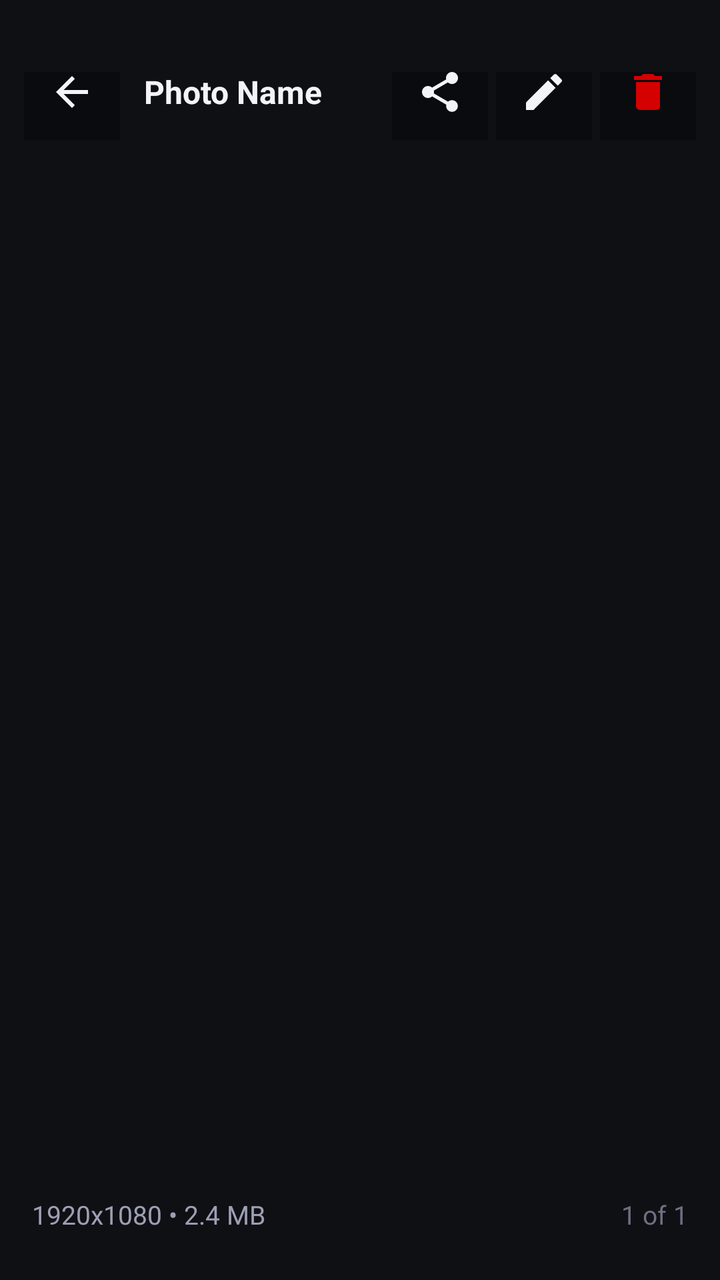
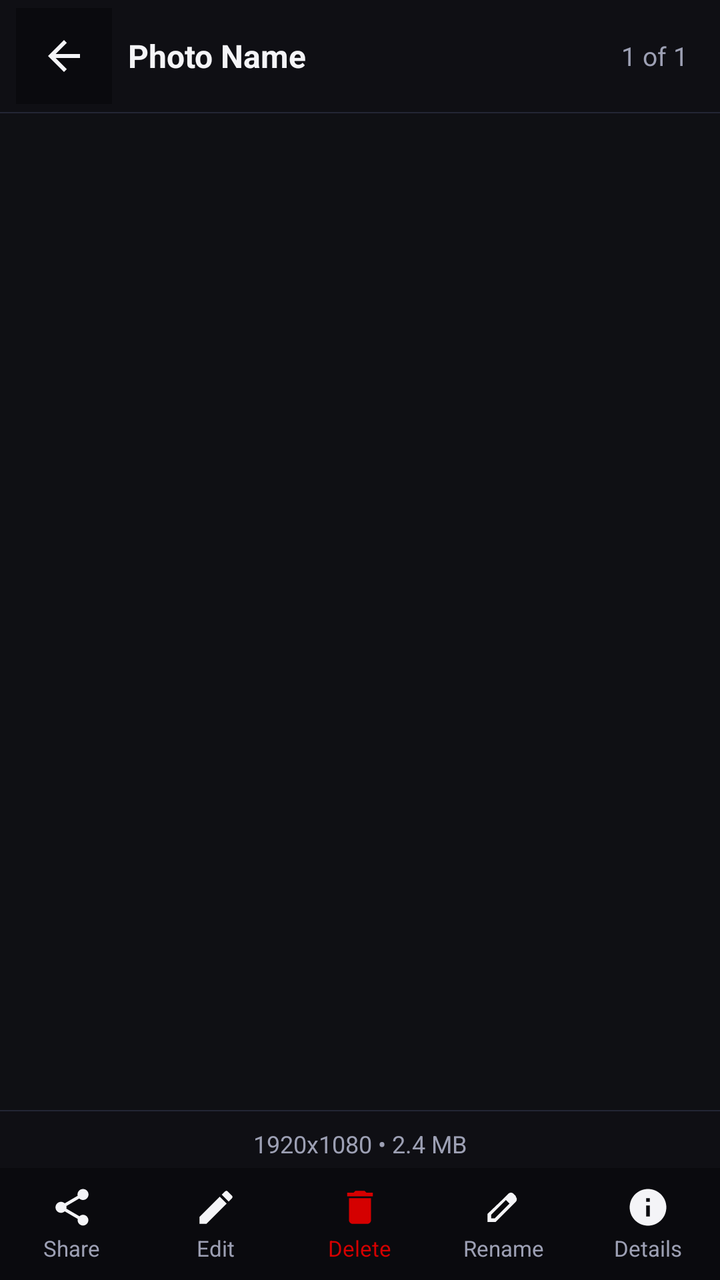

An Android layout rendered at two revisions. The XML below is the earlier revision; the diff shows what the commit changed to produce the second picture.
<!-- AndroidManifest.xml: application theme Theme.ArtrawFiles -->
<!-- res/layout/activity_image_viewer.xml -->
<?xml version="1.0" encoding="utf-8"?>
<FrameLayout xmlns:android="http://schemas.android.com/apk/res/android"
    android:id="@+id/rootImageViewer"
    android:layout_width="match_parent"
    android:layout_height="match_parent"
    android:background="@color/aurora_background_deep">

    
    <ImageView
        android:id="@+id/imgFullPhoto"
        android:layout_width="match_parent"
        android:layout_height="match_parent"
        android:scaleType="fitCenter"
        android:contentDescription="@string/content_photo" />

    
    <RelativeLayout
        android:id="@+id/headerImage"
        android:layout_width="match_parent"
        android:layout_height="wrap_content"
        android:minHeight="56dp"
        android:background="@color/aurora_overlay_scrim"
        android:paddingStart="12dp"
        android:paddingEnd="12dp"
        android:paddingTop="36dp"
        android:paddingBottom="8dp"
        android:layout_gravity="top">

        <ImageView
            android:id="@+id/btnBackImage"
            android:layout_width="48dp"
            android:layout_height="48dp"
            android:layout_alignParentStart="true"
            android:layout_centerVertical="true"
            android:padding="12dp"
            android:background="@drawable/ripple_aurora"
            android:src="@drawable/ic_arrow_back"
            android:contentDescription="@string/content_back"
            android:tint="@color/aurora_text_primary" />

        <TextView
            android:id="@+id/tvImageTitle"
            android:layout_width="wrap_content"
            android:layout_height="wrap_content"
            android:layout_centerVertical="true"
            android:layout_marginStart="12dp"
            android:layout_toEndOf="@id/btnBackImage"
            android:layout_toStartOf="@id/layoutImageActions"
            android:text="Photo Name"
            android:textColor="@color/aurora_text_primary"
            android:textSize="16sp"
            android:textStyle="bold"
            android:singleLine="true"
            android:ellipsize="end" />

        <LinearLayout
            android:id="@+id/layoutImageActions"
            android:layout_width="wrap_content"
            android:layout_height="wrap_content"
            android:layout_alignParentEnd="true"
            android:layout_centerVertical="true"
            android:orientation="horizontal">

            <ImageView
                android:id="@+id/btnShareImage"
                android:layout_width="48dp"
                android:layout_height="48dp"
                android:background="@drawable/ripple_aurora"
                android:padding="12dp"
                android:src="@drawable/ic_share"
                android:contentDescription="@string/content_share"
                android:tint="@color/aurora_text_primary" />

            <ImageView
                android:id="@+id/btnEditImage"
                android:layout_width="48dp"
                android:layout_height="48dp"
                android:layout_marginStart="4dp"
                android:background="@drawable/ripple_aurora"
                android:padding="12dp"
                android:src="@drawable/ic_edit"
                android:contentDescription="@string/content_edit"
                android:tint="@color/aurora_text_primary" />

            <ImageView
                android:id="@+id/btnDeleteImage"
                android:layout_width="48dp"
                android:layout_height="48dp"
                android:layout_marginStart="4dp"
                android:background="@drawable/ripple_aurora"
                android:padding="12dp"
                android:src="@drawable/ic_delete"
                android:contentDescription="@string/content_delete"
                android:tint="@color/aurora_error" />
        </LinearLayout>
    </RelativeLayout>

    
    <LinearLayout
        android:id="@+id/bottomImageBar"
        android:layout_width="match_parent"
        android:layout_height="wrap_content"
        android:layout_gravity="bottom"
        android:background="@color/aurora_overlay_scrim"
        android:orientation="horizontal"
        android:paddingStart="16dp"
        android:paddingEnd="16dp"
        android:paddingTop="12dp"
        android:paddingBottom="24dp">

        <TextView
            android:id="@+id/tvImageInfo"
            android:layout_width="0dp"
            android:layout_height="wrap_content"
            android:layout_weight="1"
            android:text="1920x1080 • 2.4 MB"
            android:textColor="@color/aurora_text_secondary"
            android:textSize="13sp" />

        <TextView
            android:id="@+id/tvImageIndex"
            android:layout_width="wrap_content"
            android:layout_height="wrap_content"
            android:text="1 of 1"
            android:textColor="@color/aurora_text_tertiary"
            android:textSize="13sp" />
    </LinearLayout>
</FrameLayout>
<!-- resources referenced by this layout -->
<resources>
  <color name="aurora_background_deep">#0F1014</color>
  <color name="aurora_error">#D50000</color>
  <color name="aurora_overlay_scrim">#000000B0</color>
  <color name="aurora_text_primary">#F4F4F7</color>
  <color name="aurora_text_secondary">#9DA0B4</color>
  <color name="aurora_text_tertiary">#6E7184</color>
  <!-- drawable ic_arrow_back (drawable) -->
  <vector xmlns:android="http://schemas.android.com/apk/res/android"
      android:width="24dp"
      android:height="24dp"
      android:viewportWidth="24"
      android:viewportHeight="24">
      <path
          android:fillColor="#F0F2F5"
          android:pathData="M20,11H7.83l5.59,-5.59L12,4l-8,8 8,8 1.41,-1.41L7.83,13H20v-2z"/>
  </vector>
  <!-- drawable ic_delete (drawable) -->
  <vector xmlns:android="http://schemas.android.com/apk/res/android"
      android:width="24dp"
      android:height="24dp"
      android:viewportWidth="24"
      android:viewportHeight="24">
      <path
          android:fillColor="#FF5252"
          android:pathData="M6,19c0,1.1 0.9,2 2,2h8c1.1,0 2,-0.9 2,-2V7H6v12zM19,4h-3.5l-1,-1h-5l-1,1H5v2h14V4z"/>
  </vector>
  <string name="content_back">Back</string>
  <string name="content_delete">Delete</string>
  <string name="content_edit">Edit</string>
  <string name="content_photo">Photo</string>
  <string name="content_share">Share</string>
  <style name="Theme.ArtrawFiles">
          <item name="android:colorPrimary">@color/aurora_primary</item>
          <item name="android:colorPrimaryDark">@color/aurora_crimson_dark</item>
          <item name="android:colorAccent">@color/aurora_secondary</item>
          <item name="android:windowBackground">@drawable/bg_heaven_gradient</item>
          <item name="android:colorBackground">@color/aurora_background_deep</item>
          <item name="android:windowDrawsSystemBarBackgrounds">true</item>
          <item name="android:statusBarColor">@android:color/transparent</item>
          <item name="android:navigationBarColor">@android:color/transparent</item>
          <item name="android:windowLightStatusBar">false</item>
          <item name="android:windowSplashScreenBackground">@color/aurora_background_deep</item>
          <item name="android:windowSplashScreenAnimatedIcon">@drawable/ic_launcher_foreground_vector</item>
          <item name="android:windowSplashScreenAnimationDuration">2000</item>
          <item name="android:windowSplashScreenIconBackgroundColor">@color/aurora_background_deep</item>
      </style>
  <color name="aurora_primary">#E53935</color>
  <color name="aurora_shadow_soft">#4D000000</color>
  <color name="aurora_crimson_dark">#B71C1C</color>
  <color name="aurora_secondary">#FF8C42</color>
  <!-- drawable bg_heaven_gradient (drawable) -->
  <?xml version="1.0" encoding="utf-8"?>
  <shape xmlns:android="http://schemas.android.com/apk/res/android"
      android:shape="rectangle">
      <solid android:color="#0F1014" />
  </shape>
  <!-- unchanged entries left out for length: 4 -->
</resources>

<!-- the commit's change to res/layout/activity_image_viewer.xml (unified diff, before → after) -->
@@ -14,86 +14,70 @@
         android:contentDescription="@string/content_photo" />
 
     
-    <RelativeLayout
+    <LinearLayout
         android:id="@+id/headerImage"
         android:layout_width="match_parent"
         android:layout_height="wrap_content"
-        android:minHeight="56dp"
-        android:background="@color/aurora_overlay_scrim"
-        android:paddingStart="12dp"
-        android:paddingEnd="12dp"
-        android:paddingTop="36dp"
-        android:paddingBottom="8dp"
-        android:layout_gravity="top">
-
-        <ImageView
-            android:id="@+id/btnBackImage"
-            android:layout_width="48dp"
-            android:layout_height="48dp"
-            android:layout_alignParentStart="true"
-            android:layout_centerVertical="true"
-            android:padding="12dp"
-            android:background="@drawable/ripple_aurora"
-            android:src="@drawable/ic_arrow_back"
-            android:contentDescription="@string/content_back"
-            android:tint="@color/aurora_text_primary" />
-
-        <TextView
-            android:id="@+id/tvImageTitle"
-            android:layout_width="wrap_content"
-            android:layout_height="wrap_content"
-            android:layout_centerVertical="true"
-            android:layout_marginStart="12dp"
-            android:layout_toEndOf="@id/btnBackImage"
-            android:layout_toStartOf="@id/layoutImageActions"
-            android:text="Photo Name"
-            android:textColor="@color/aurora_text_primary"
-            android:textSize="16sp"
-            android:textStyle="bold"
-            android:singleLine="true"
-            android:ellipsize="end" />
-
-        <LinearLayout
-            android:id="@+id/layoutImageActions"
-            android:layout_width="wrap_content"
-            android:layout_height="wrap_content"
-            android:layout_alignParentEnd="true"
-            android:layout_centerVertical="true"
-            android:orientation="horizontal">
+        android:layout_gravity="top"
+        android:orientation="vertical"
+        android:background="#CC0F1014">
+
+        <View
+            android:id="@+id/statusBarSpacerImage"
+            android:layout_width="match_parent"
+            android:layout_height="0dp" />
+
+        <RelativeLayout
+            android:layout_width="match_parent"
+            android:layout_height="56dp"
+            android:paddingStart="8dp"
+            android:paddingEnd="16dp">
 
             <ImageView
-                android:id="@+id/btnShareImage"
+                android:id="@+id/btnBackImage"
                 android:layout_width="48dp"
                 android:layout_height="48dp"
-                android:background="@drawable/ripple_aurora"
+                android:layout_alignParentStart="true"
+                android:layout_centerVertical="true"
                 android:padding="12dp"
-                android:src="@drawable/ic_share"
-                android:contentDescription="@string/content_share"
-                android:tint="@color/aurora_text_primary" />
-
-            <ImageView
-                android:id="@+id/btnEditImage"
-                android:layout_width="48dp"
-                android:layout_height="48dp"
-                android:layout_marginStart="4dp"
-                android:background="@drawable/ripple_aurora"
-                android:padding="12dp"
-                android:src="@drawable/ic_edit"
-                android:contentDescription="@string/content_edit"
-                android:tint="@color/aurora_text_primary" />
-
-            <ImageView
-                android:id="@+id/btnDeleteImage"
-                android:layout_width="48dp"
-                android:layout_height="48dp"
-                android:layout_marginStart="4dp"
-                android:background="@drawable/ripple_aurora"
-                android:padding="12dp"
-                android:src="@drawable/ic_delete"
-                android:contentDescription="@string/content_delete"
-                android:tint="@color/aurora_error" />
-        </LinearLayout>
-    </RelativeLayout>
+                android:background="@drawable/ripple_aurora"
+                android:src="@drawable/ic_arrow_back"
+                android:tint="@color/aurora_text_primary"
+                android:contentDescription="@string/content_back" />
+
+            <TextView
+                android:id="@+id/tvImageTitle"
+                android:layout_width="match_parent"
+                android:layout_height="wrap_content"
+                android:layout_centerVertical="true"
+                android:layout_marginStart="8dp"
+                android:layout_marginEnd="12dp"
+                android:layout_toEndOf="@id/btnBackImage"
+                android:layout_toStartOf="@+id/tvImageIndex"
+                android:text="Photo Name"
+                android:textColor="@color/aurora_text_primary"
+                android:textSize="16sp"
+                android:textStyle="bold"
+                android:singleLine="true"
+                android:ellipsize="middle" />
+
+            <TextView
+                android:id="@+id/tvImageIndex"
+                android:layout_width="wrap_content"
+                android:layout_height="wrap_content"
+                android:layout_alignParentEnd="true"
+                android:layout_centerVertical="true"
+                android:text="1 of 1"
+                android:textColor="@color/aurora_text_secondary"
+                android:textSize="13sp" />
+        </RelativeLayout>
+
+        
+        <View
+            android:layout_width="match_parent"
+            android:layout_height="0.5dp"
+            android:background="@color/aurora_outline" />
+    </LinearLayout>
 
     
     <LinearLayout
@@ -101,28 +85,182 @@
         android:layout_width="match_parent"
         android:layout_height="wrap_content"
         android:layout_gravity="bottom"
-        android:background="@color/aurora_overlay_scrim"
-        android:orientation="horizontal"
-        android:paddingStart="16dp"
-        android:paddingEnd="16dp"
-        android:paddingTop="12dp"
-        android:paddingBottom="24dp">
-
+        android:orientation="vertical"
+        android:background="#DD0F1014">
+
+        
+        <View
+            android:layout_width="match_parent"
+            android:layout_height="0.5dp"
+            android:background="@color/aurora_outline" />
+
+        
         <TextView
             android:id="@+id/tvImageInfo"
-            android:layout_width="0dp"
+            android:layout_width="match_parent"
             android:layout_height="wrap_content"
-            android:layout_weight="1"
+            android:gravity="center"
+            android:paddingTop="8dp"
+            android:paddingBottom="4dp"
+            android:paddingStart="16dp"
+            android:paddingEnd="16dp"
             android:text="1920x1080 • 2.4 MB"
             android:textColor="@color/aurora_text_secondary"
-            android:textSize="13sp" />
-
-        <TextView
-            android:id="@+id/tvImageIndex"
-            android:layout_width="wrap_content"
-            android:layout_height="wrap_content"
-            android:text="1 of 1"
-            android:textColor="@color/aurora_text_tertiary"
-            android:textSize="13sp" />
+            android:textSize="12sp"
+            android:singleLine="true" />
+
+        
+        <LinearLayout
+            android:layout_width="match_parent"
+            android:layout_height="56dp"
+            android:orientation="horizontal"
+            android:gravity="center_vertical">
+
+            
+            <LinearLayout
+                android:id="@+id/btnShareImage"
+                android:layout_width="0dp"
+                android:layout_height="match_parent"
+                android:layout_weight="1"
+                android:orientation="vertical"
+                android:gravity="center"
+                android:background="@drawable/ripple_aurora"
+                android:clickable="true"
+                android:focusable="true">
+
+                <ImageView
+                    android:layout_width="22dp"
+                    android:layout_height="22dp"
+                    android:src="@drawable/ic_share"
+                    android:tint="@color/aurora_text_primary"
+                    android:contentDescription="@string/content_share" />
+
+                <TextView
+                    android:layout_width="wrap_content"
+                    android:layout_height="wrap_content"
+                    android:layout_marginTop="2dp"
+                    android:text="@string/action_share"
+                    android:textColor="@color/aurora_text_secondary"
+                    android:textSize="11sp" />
+            </LinearLayout>
+
+            
+            <LinearLayout
+                android:id="@+id/btnEditImage"
+                android:layout_width="0dp"
+                android:layout_height="match_parent"
+                android:layout_weight="1"
+                android:orientation="vertical"
+                android:gravity="center"
+                android:background="@drawable/ripple_aurora"
+                android:clickable="true"
+                android:focusable="true">
+
+                <ImageView
+                    android:layout_width="22dp"
+                    android:layout_height="22dp"
+                    android:src="@drawable/ic_edit"
+                    android:tint="@color/aurora_text_primary"
+                    android:contentDescription="@string/content_edit" />
+
+                <TextView
+                    android:layout_width="wrap_content"
+                    android:layout_height="wrap_content"
+                    android:layout_marginTop="2dp"
+                    android:text="Edit"
+                    android:textColor="@color/aurora_text_secondary"
+                    android:textSize="11sp" />
+            </LinearLayout>
+
+            
+            <LinearLayout
+                android:id="@+id/btnDeleteImage"
+                android:layout_width="0dp"
+                android:layout_height="match_parent"
+                android:layout_weight="1"
+                android:orientation="vertical"
+                android:gravity="center"
+                android:background="@drawable/ripple_aurora"
+                android:clickable="true"
+                android:focusable="true">
+
+                <ImageView
+                    android:layout_width="22dp"
+                    android:layout_height="22dp"
+                    android:src="@drawable/ic_delete"
+                    android:tint="@color/aurora_error"
+                    android:contentDescription="@string/content_delete" />
+
+                <TextView
+                    android:layout_width="wrap_content"
+                    android:layout_height="wrap_content"
+                    android:layout_marginTop="2dp"
+                    android:text="@string/action_delete"
+                    android:textColor="@color/aurora_error"
+                    android:textSize="11sp" />
+            </LinearLayout>
+
+            
+            <LinearLayout
+                android:id="@+id/btnRenameImage"
+                android:layout_width="0dp"
+                android:layout_height="match_parent"
+                android:layout_weight="1"
+                android:orientation="vertical"
+                android:gravity="center"
+                android:background="@drawable/ripple_aurora"
+                android:clickable="true"
+                android:focusable="true">
+
+                <ImageView
+                    android:layout_width="22dp"
+                    android:layout_height="22dp"
+                    android:src="@drawable/ic_rename"
+                    android:tint="@color/aurora_text_primary"
+                    android:contentDescription="@string/content_edit" />
+
+                <TextView
+                    android:layout_width="wrap_content"
+                    android:layout_height="wrap_content"
+                    android:layout_marginTop="2dp"
+                    android:text="Rename"
+                    android:textColor="@color/aurora_text_secondary"
+                    android:textSize="11sp" />
+            </LinearLayout>
+
+            
+            <LinearLayout
+                android:id="@+id/btnInfoImage"
+                android:layout_width="0dp"
+                android:layout_height="match_parent"
+                android:layout_weight="1"
+                android:orientation="vertical"
+                android:gravity="center"
+                android:background="@drawable/ripple_aurora"
+                android:clickable="true"
+                android:focusable="true">
+
+                <ImageView
+                    android:layout_width="22dp"
+                    android:layout_height="22dp"
+                    android:src="@drawable/ic_info"
+                    android:tint="@color/aurora_text_primary"
+                    android:contentDescription="@string/content_copy" />
+
+                <TextView
+                    android:layout_width="wrap_content"
+                    android:layout_height="wrap_content"
+                    android:layout_marginTop="2dp"
+                    android:text="@string/action_details"
+                    android:textColor="@color/aurora_text_secondary"
+                    android:textSize="11sp" />
+            </LinearLayout>
+        </LinearLayout>
+
+        
+        <View
+            android:id="@+id/navBarSpacerImage"
+            android:layout_width="match_parent"
+            android:layout_height="0dp" />
     </LinearLayout>
 </FrameLayout>
<!-- resource entries referenced after the edit -->
@@ -2,10 +2,9 @@
 <resources>
   <color name="aurora_background_deep">#0F1014</color>
   <color name="aurora_error">#D50000</color>
-  <color name="aurora_overlay_scrim">#000000B0</color>
+  <color name="aurora_outline">#232635</color>
   <color name="aurora_text_primary">#F4F4F7</color>
   <color name="aurora_text_secondary">#9DA0B4</color>
-  <color name="aurora_text_tertiary">#6E7184</color>
   <!-- drawable ic_arrow_back (drawable) -->
   <vector xmlns:android="http://schemas.android.com/apk/res/android"
       android:width="24dp"
@@ -26,14 +25,38 @@
           android:fillColor="#FF5252"
           android:pathData="M6,19c0,1.1 0.9,2 2,2h8c1.1,0 2,-0.9 2,-2V7H6v12zM19,4h-3.5l-1,-1h-5l-1,1H5v2h14V4z"/>
   </vector>
+  <!-- drawable ic_info (drawable) -->
+  <vector xmlns:android="http://schemas.android.com/apk/res/android"
+      android:width="24dp"
+      android:height="24dp"
+      android:viewportWidth="24"
+      android:viewportHeight="24">
+      <path
+          android:fillColor="#9AA0A6"
+          android:pathData="M12,2C6.48,2 2,6.48 2,12s4.48,10 10,10 10,-4.48 10,-10S17.52,2 12,2zM13,17h-2v-6h2v6zM13,9h-2V7h2v2z"/>
+  </vector>
+  <!-- drawable ic_rename (drawable) -->
+  <vector xmlns:android="http://schemas.android.com/apk/res/android"
+      android:width="24dp"
+      android:height="24dp"
+      android:viewportWidth="24"
+      android:viewportHeight="24">
+      <path
+          android:fillColor="#9AA0A6"
+          android:pathData="M18.41,5.8L17.2,4.59c-0.78,-0.78 -2.05,-0.78 -2.83,0l-2.68,2.69L3,15.58V20h4.42l8.3,-8.29 2.69,-2.68c0.78,-0.78 0.78,-2.05 0,-2.83zM6.92,18H5v-1.92l8.06,-8.06 1.92,1.92L6.92,18z"/>
+  </vector>
+  <string name="action_delete">Delete</string>
+  <string name="action_details">Details</string>
+  <string name="action_share">Share</string>
   <string name="content_back">Back</string>
+  <string name="content_copy">Copy</string>
   <string name="content_delete">Delete</string>
   <string name="content_edit">Edit</string>
   <string name="content_photo">Photo</string>
   <string name="content_share">Share</string>
   <style name="Theme.ArtrawFiles">
           <item name="android:colorPrimary">@color/aurora_primary</item>
-          <item name="android:colorPrimaryDark">@color/aurora_crimson_dark</item>
+          <item name="android:colorPrimaryDark">@color/aurora_background_deep</item>
           <item name="android:colorAccent">@color/aurora_secondary</item>
           <item name="android:windowBackground">@drawable/bg_heaven_gradient</item>
           <item name="android:colorBackground">@color/aurora_background_deep</item>
@@ -48,7 +71,6 @@
       </style>
   <color name="aurora_primary">#E53935</color>
   <color name="aurora_shadow_soft">#4D000000</color>
-  <color name="aurora_crimson_dark">#B71C1C</color>
   <color name="aurora_secondary">#FF8C42</color>
   <!-- drawable bg_heaven_gradient (drawable) -->
   <?xml version="1.0" encoding="utf-8"?>
